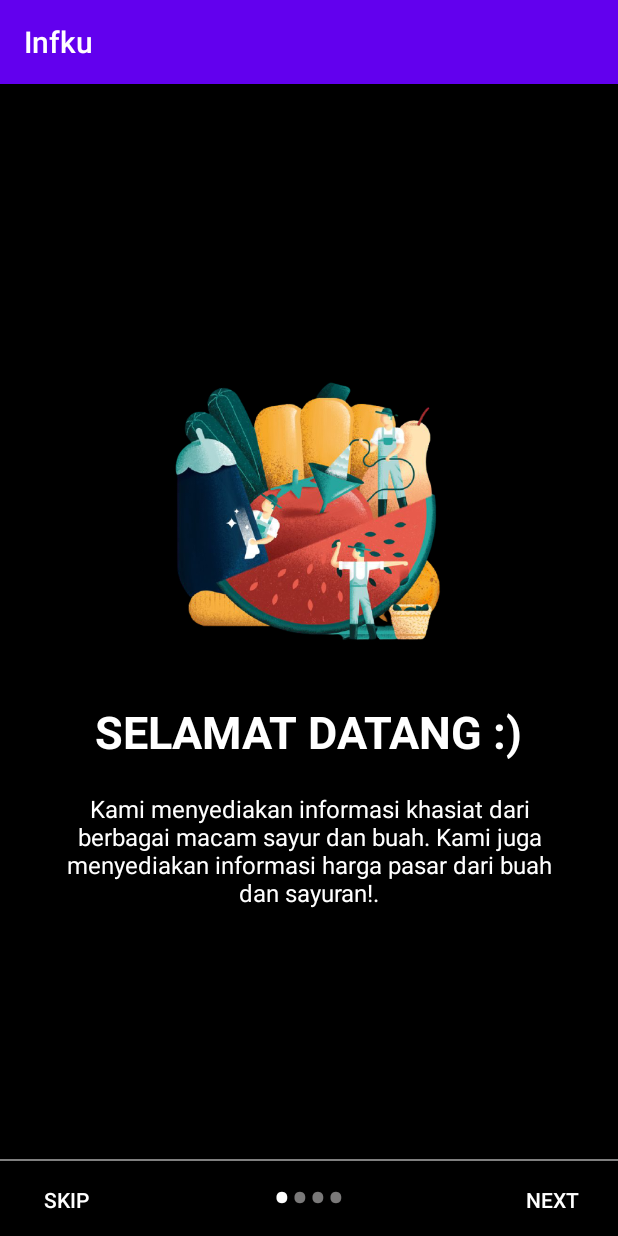
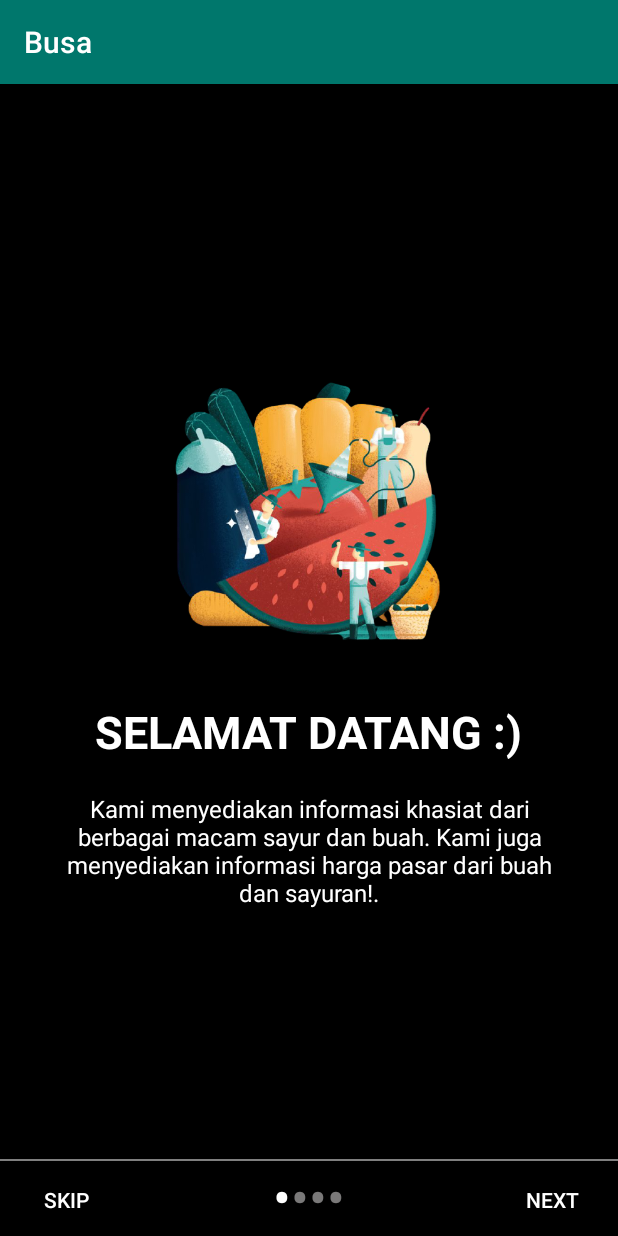
Before and after one commit to Busa-master/Busa_, an Android app: the screen it shows after launch (WelcomeActivity), on a phone screen of 412 x 824 dp. Run offline under Robolectric (Android 15) with nearby library versions, the phone set to English and light mode, and no system bars.

Commit message:
commit kedua
Signed-off-by: Aprilia Dwi Cristyana <tsoaprilia@gmail.com>

```diff
--- a/app/src/main/res/values/colors.xml
+++ b/app/src/main/res/values/colors.xml
@@ -1,7 +1,7 @@
 <?xml version="1.0" encoding="utf-8"?>
 <resources>
-    <color name="colorPrimary">#6200EE</color>
-    <color name="colorPrimaryDark">#3700B3</color>
+    <color name="colorPrimary">#00776C</color>
+    <color name="colorPrimaryDark">#5A7581</color>
     <color name="colorAccent">#03DAC5</color>
 
     <!-- Screens background color-->
--- a/app/src/main/res/values/strings.xml
+++ b/app/src/main/res/values/strings.xml
@@ -1,5 +1,5 @@
 <resources>
-    <string name="app_name">Infku</string>
+    <string name="app_name">Busa</string>
     <string name="detail_apel">
  "A.	 Memelihara kesehatan pencernaan, menjaga berat badan
 Jenis serat yang dimiliki apel bernama pektin. Serat tersebut larut dalam air dan akan diurai di dalam usus. Selain serat larut air, apel juga mengandung serat yang tidak larut air. Kandungan serat ini paling banyak terdapat pada kulit apel. Pektin akan memperlambat pencernaan makanan, sehingga membuat Anda merasa kenyang lebih lama. Alhasil, nafsu makan dapat ditekan dan mencegah Anda kalap saat makan. Dengan begini, apel turut berperan dalam menjaga berat badan, bahkan dipercaya bisa menurunkannya."\n\n
```
